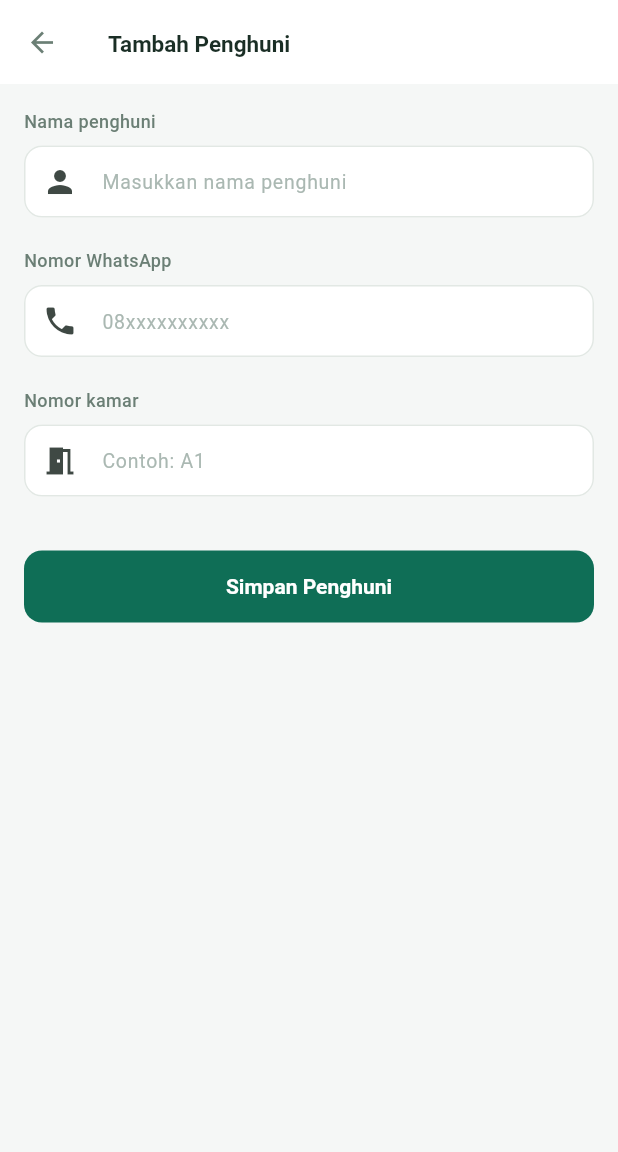
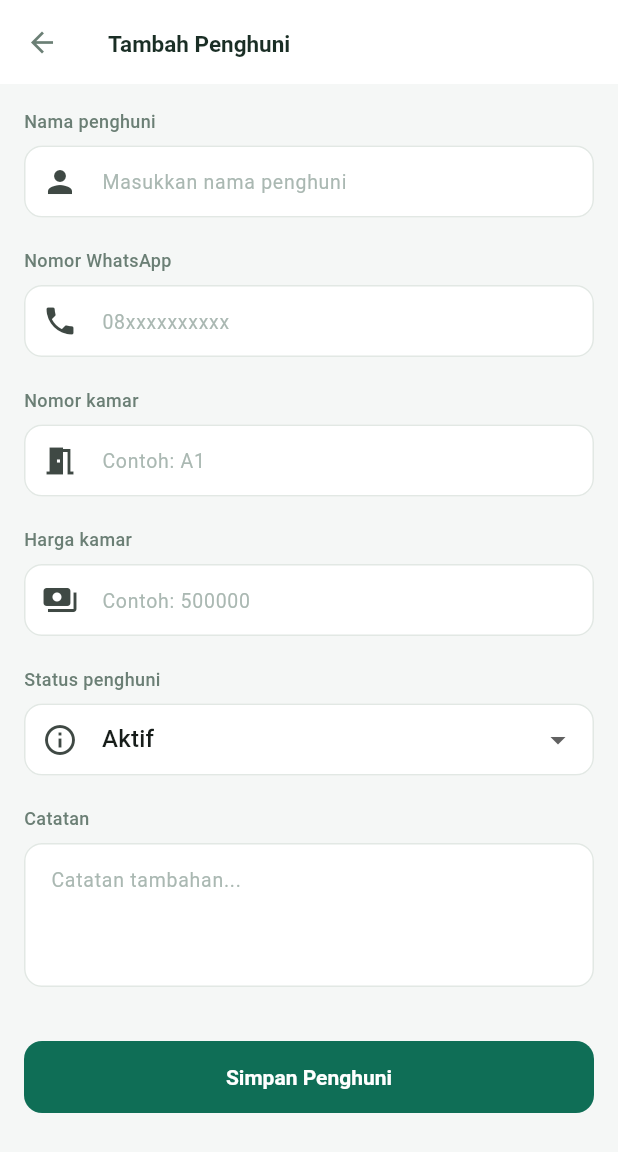
Before and after one commit to vannnn14/Simkos_app, a Flutter app: the TambahPenghuniScreen screen opened directly, on a phone screen of 412 x 824 dp. Shown: the top 1152 px of the screen. Run offline on Flutter 3.47's test engine with Material 3 defaults, Android fonts, the phone set to English and light mode, and no system bars.

Commit message:
nambah  form di menu penghuni

```diff
--- a/lib/screens/penghuni/tambah_penghuni_screen.dart
+++ b/lib/screens/penghuni/tambah_penghuni_screen.dart
@@ -56,7 +56,7 @@ class TambahPenghuniScreen extends StatelessWidget {
 
             const SizedBox(height: 20),
 
-            // ─── Kamar ──────────────────────────────
+            // ─── Nomor Kamar ────────────────────────
             const Text(
               'Nomor kamar',
               style: AppText.label,
@@ -68,6 +68,77 @@ class TambahPenghuniScreen extends StatelessWidget {
               decoration: InputDecoration(
                 hintText: 'Contoh: A1',
                 prefixIcon: Icon(Icons.meeting_room),
+              ),
+            ),
+
+            const SizedBox(height: 20),
+
+            // ─── Harga Kamar ────────────────────────
+            const Text(
+              'Harga kamar',
+              style: AppText.label,
+            ),
+
+            const SizedBox(height: 8),
+
+            const TextField(
+              keyboardType: TextInputType.number,
+
+              decoration: InputDecoration(
+                hintText: 'Contoh: 500000',
+                prefixIcon: Icon(Icons.payments),
+              ),
+            ),
+
+            const SizedBox(height: 20),
+
+            // ─── Status ─────────────────────────────
+            const Text(
+              'Status penghuni',
+              style: AppText.label,
+            ),
+
+            const SizedBox(height: 8),
+
+            DropdownButtonFormField<String>(
+              decoration: const InputDecoration(
+                prefixIcon: Icon(Icons.info_outline),
+              ),
+
+              value: 'Aktif',
+
+              items: const [
+
+                DropdownMenuItem(
+                  value: 'Aktif',
+                  child: Text('Aktif'),
+                ),
+
+                DropdownMenuItem(
+                  value: 'Keluar',
+                  child: Text('Keluar'),
+                ),
+              ],
+
+              onChanged: (value) {},
+            ),
+
+            const SizedBox(height: 20),
+
+            // ─── Catatan ────────────────────────────
+            const Text(
+              'Catatan',
+              style: AppText.label,
+            ),
+
+            const SizedBox(height: 8),
+
+            const TextField(
+              maxLines: 3,
+
+              decoration: InputDecoration(
+                hintText: 'Catatan tambahan...',
+                alignLabelWithHint: true,
               ),
             ),
 
```
